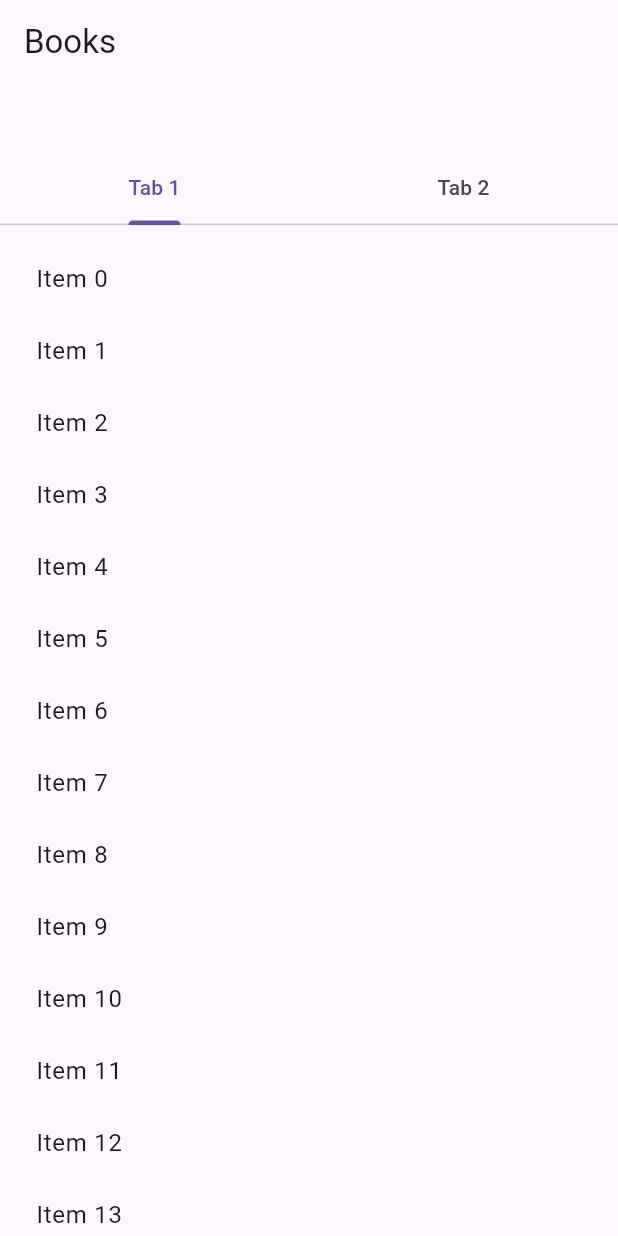
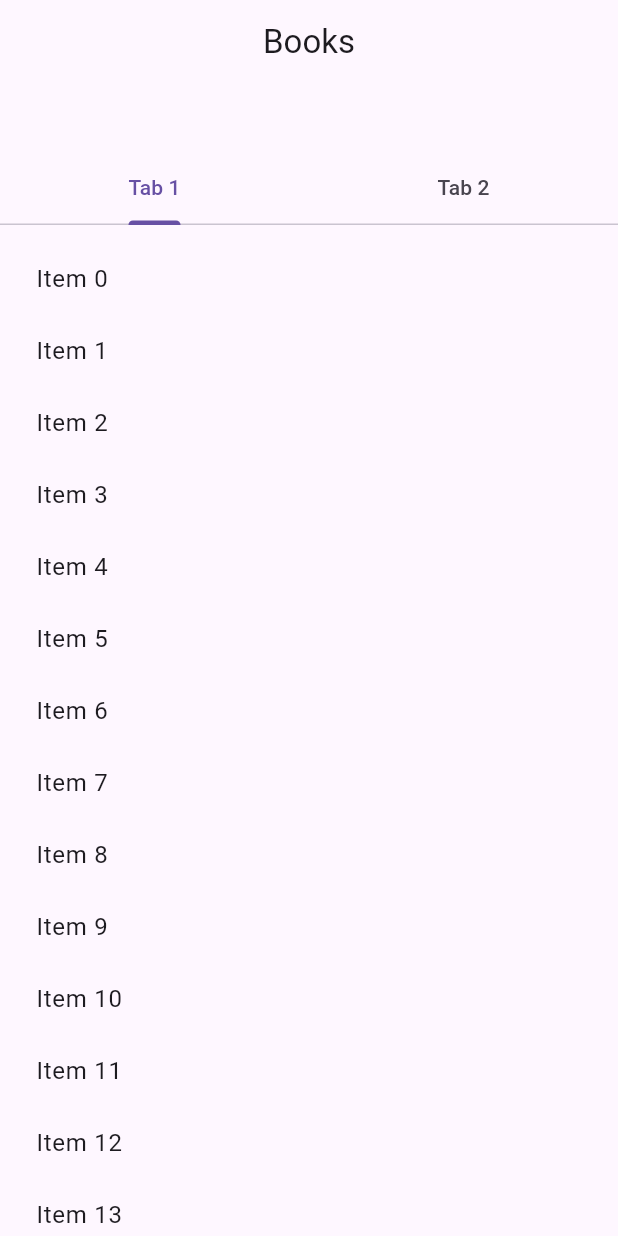
Before and after one commit to JoanSchi/nested_scroll_view_3m, a Flutter app: the screen it shows after launch, on a phone screen of 412 x 824 dp. Run offline on Flutter 3.47's test engine with Material 2 defaults, Android fonts, the phone set to English and light mode, and no system bars.

Commit message:
update example

```diff
--- a/example/lib/main.dart
+++ b/example/lib/main.dart
@@ -23,6 +23,7 @@ class MyStatelessWidget extends StatelessWidget {
 
   @override
   Widget build(BuildContext context) {
+    final theme = Theme.of(context);
     final List<String> tabs = <String>['Tab 1', 'Tab 2'];
     return DefaultTabController(
       length: tabs.length, // This is the number of tabs.
@@ -42,8 +43,9 @@ class MyStatelessWidget extends StatelessWidget {
                 handle:
                     NestedScrollView3M.sliverOverlapAbsorberHandleFor(context),
                 sliver: SliverAppBar(
-                  title:
-                      const Text('Books'), // This is the title in the app bar.
+                  title: const Center(
+                      child:
+                          Text('Books')), // This is the title in the app bar.
                   pinned: true,
                   expandedHeight: 150.0,
                   // The "forceElevated" property causes the SliverAppBar to show
@@ -56,6 +58,7 @@ class MyStatelessWidget extends StatelessWidget {
                   // scroll views.
                   forceElevated: innerBoxIsScrolled,
                   bottom: TabBar(
+                    labelColor: theme.primaryColor,
                     // These are the widgets to put in each tab in the tab bar.
                     tabs: tabs.map((String name) => Tab(text: name)).toList(),
                   ),
```
